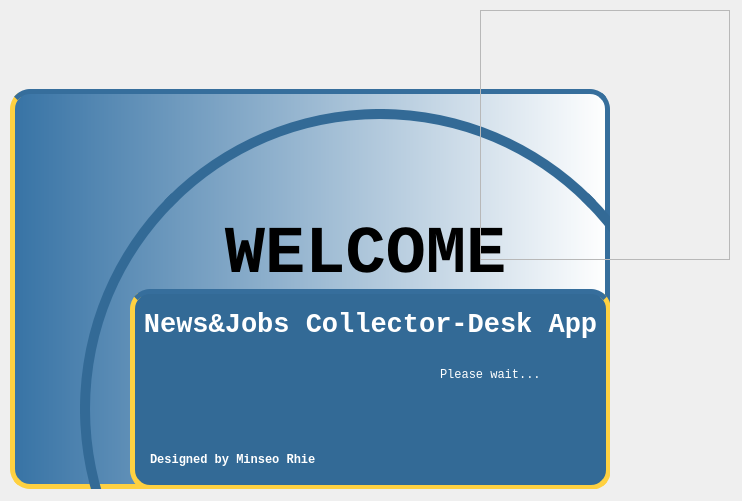
Above: my_pyside2/clone/loading_window.ui from dlalstj0213/Study.Python before the change. Below: the same form after it.
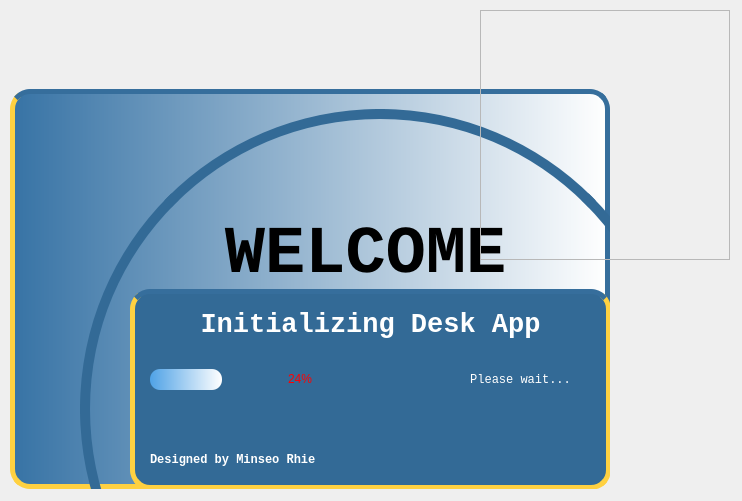
That is the form after the change. Icons and pictures are not drawn.

```diff
--- a/my_pyside2/clone/loading_window.ui
+++ b/my_pyside2/clone/loading_window.ui
@@ -152,7 +152,7 @@
 color:rgb(255, 255, 255);</string>
       </property>
       <property name="text">
-       <string>News&amp;Jobs Collector-Desk App</string>
+       <string>Initializing Desk App</string>
       </property>
       <property name="alignment">
        <set>Qt::AlignCenter</set>
@@ -161,10 +161,10 @@
      <widget class="QLabel" name="label_2">
       <property name="geometry">
        <rect>
-        <x>310</x>
-        <y>60</y>
+        <x>320</x>
+        <y>70</y>
         <width>141</width>
-        <height>51</height>
+        <height>41</height>
        </rect>
       </property>
       <property name="font">
@@ -179,6 +179,12 @@
       <property name="text">
        <string>Please wait...</string>
       </property>
+      <property name="alignment">
+       <set>Qt::AlignCenter</set>
+      </property>
+      <property name="wordWrap">
+       <bool>true</bool>
+      </property>
      </widget>
      <widget class="QLabel" name="credit_label">
       <property name="geometry">
@@ -204,6 +210,32 @@
        <string>Designed by Minseo Rhie</string>
       </property>
      </widget>
+     <widget class="QProgressBar" name="my_progressBar">
+      <property name="geometry">
+       <rect>
+        <x>20</x>
+        <y>80</y>
+        <width>301</width>
+        <height>21</height>
+       </rect>
+      </property>
+      <property name="styleSheet">
+       <string notr="true">QProgressBar {
+	background-color:rgb(51, 106, 150);
+	border-style:none;
+	text-align:center;
+	color: rgb(255, 0, 0);
+}
+
+QProgressBar::chunk{
+	background-color: qlineargradient(spread:pad, x1:0, y1:1, x2:1, y2:1, stop:0 rgba(79, 162, 230, 255), stop:1 rgba(255, 255, 255, 255));
+	border-radius: 10px;
+}</string>
+      </property>
+      <property name="value">
+       <number>24</number>
+      </property>
+     </widget>
     </widget>
    </widget>
    <widget class="QFrame" name="python_frame">
```
Left out of the diff: 4 changed lines with no effect on the pictures.
